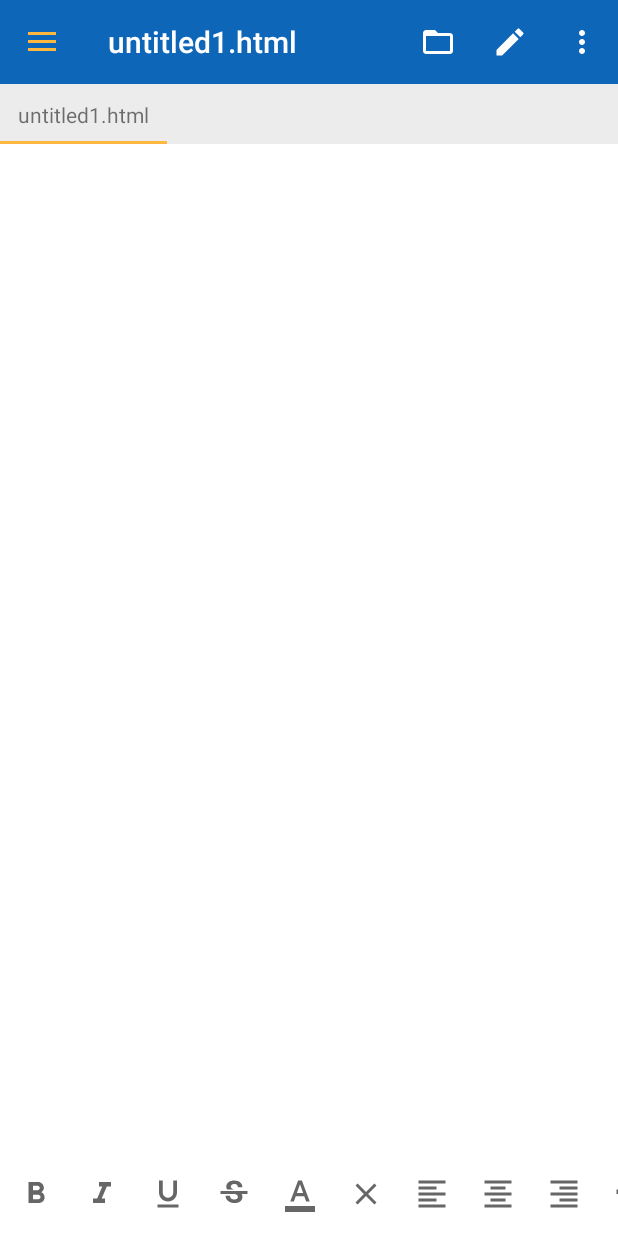
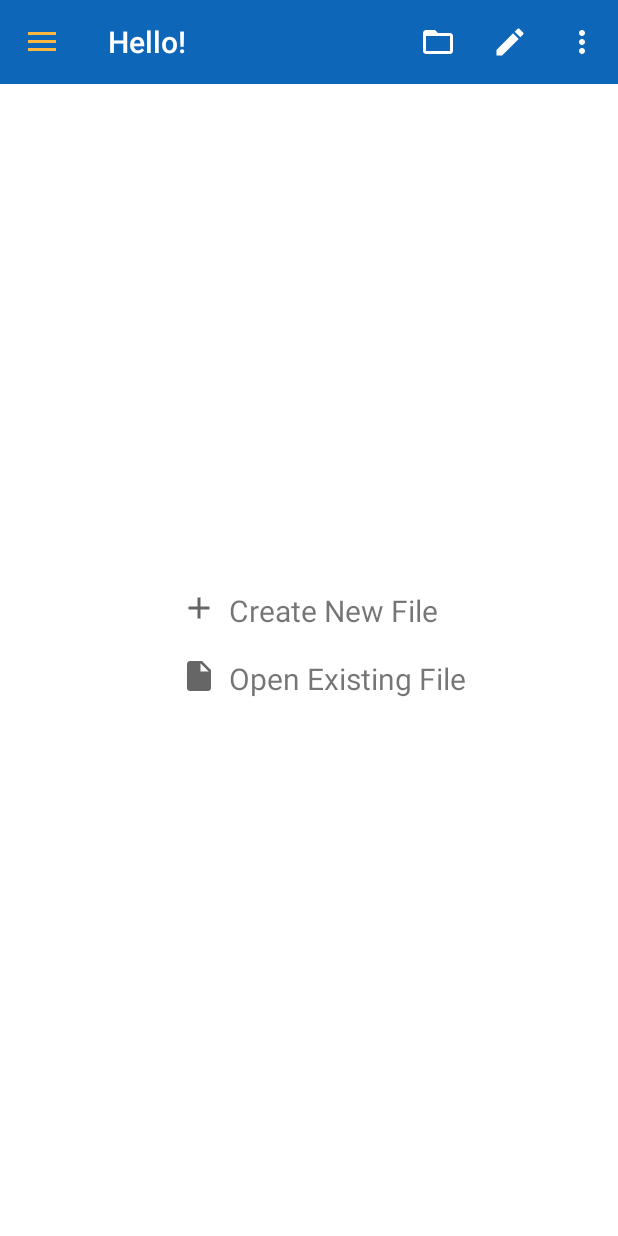
Before and after one commit to dj-2002/texteditor, an Android app: the screen it shows after launch (MainActivity), on a phone screen of 412 x 824 dp. Run offline under Robolectric (Android 15) with nearby library versions, the phone set to English and light mode, and no system bars; our stand-ins replace Room's generated code; libraries missing offline, so code that uses them is left out: top.defaults.colorpicker; Roboto replaces fonts that are not available here; 1 statement that could not run was skipped.

Commit message:
update 31

```diff
--- a/app/src/main/java/com/nbow/texteditor/MainActivity.kt
+++ b/app/src/main/java/com/nbow/texteditor/MainActivity.kt
@@ -927,19 +927,19 @@ class MainActivity : AppCompatActivity(), NavigationView.OnNavigationItemSelecte
 
                 }
 
-                if (binding.tabLayout.tabCount == 0 && adapter.fragmentList.size==0) {
-
-                    val dir = File(applicationContext.filesDir, "note")
-                    if (!dir.exists())
-                        dir.mkdir()
-                    var count = 1
-                    var file = File(dir, "untitled" + count + ".html")
-                    while (file.exists()) {
-                        count++
-                        file = File(dir, "untitled" + count + ".html")
-                    }
-                    makeBlankFragment("untitled" + count + ".html")
-                }
+//                if (binding.tabLayout.tabCount == 0 && adapter.fragmentList.size==0) {
+//
+//                    val dir = File(applicationContext.filesDir, "note")
+//                    if (!dir.exists())
+//                        dir.mkdir()
+//                    var count = 1
+//                    var file = File(dir, "untitled" + count + ".html")
+//                    while (file.exists()) {
+//                        count++
+//                        file = File(dir, "untitled" + count + ".html")
+//                    }
+//                    makeBlankFragment("untitled" + count + ".html")
+//                }
 
                 Log.e(TAG, "onResume: called")
 
```
